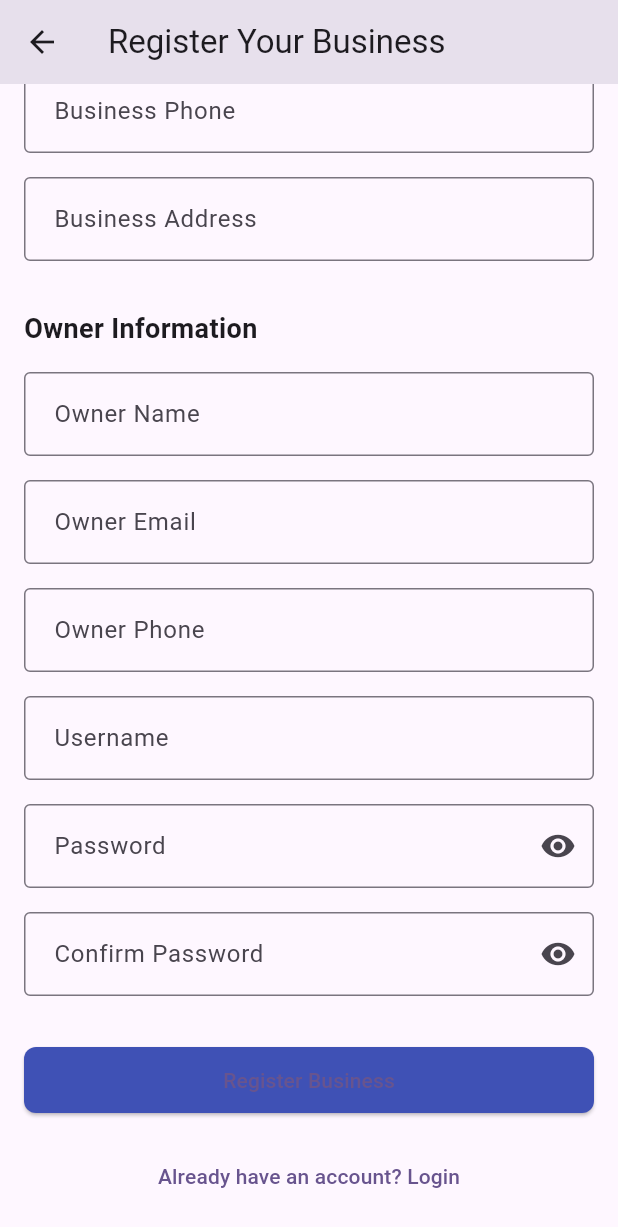
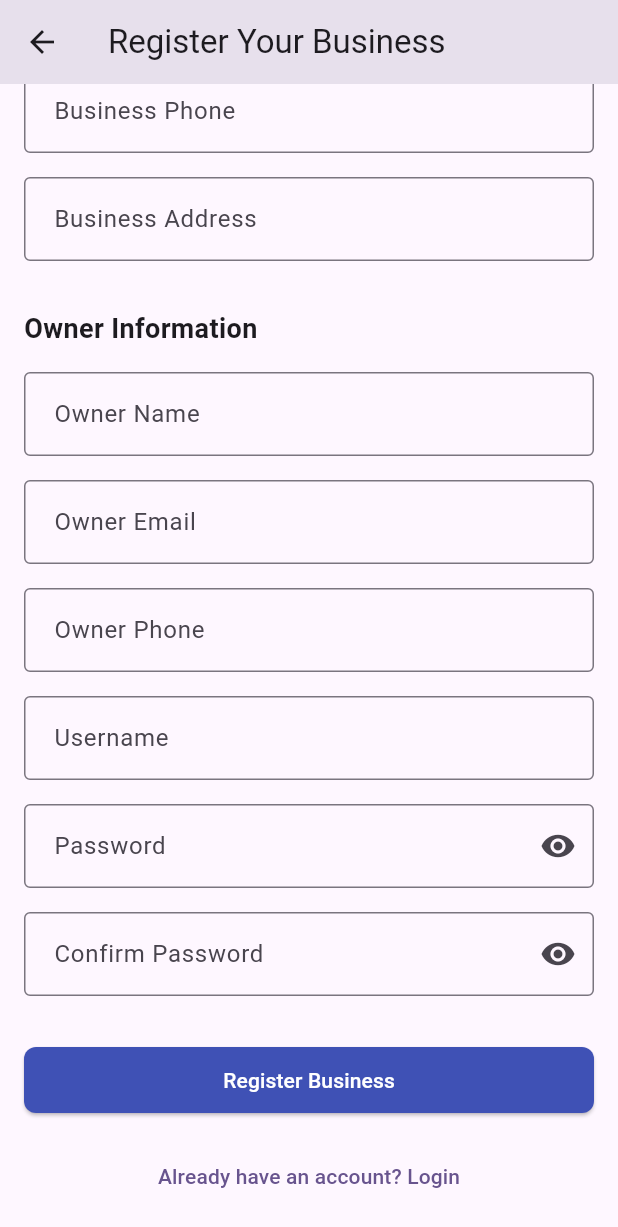
Before and after one commit to ezraarega1996/inventory_frontend, a Flutter app: the BusinessRegistrationScreen screen opened directly, scrolled down 212 dp, on a phone screen of 412 x 824 dp. Shown: the top 1227 px of the screen. Run offline on Flutter 3.47's test engine with Material 3 defaults, Android fonts, the phone set to English and light mode, and no system bars; our stand-ins replace dio, fl_chart, flutter_dotenv, image_picker, shared_preferences; accounts and stored records are empty; network calls fail.

```diff
--- a/lib/screens/owner/sales_screen.dart
+++ b/lib/screens/owner/sales_screen.dart
@@ -124,11 +124,9 @@ class _SalesScreenState extends State<SalesScreen> {
                             child: Column(
                               crossAxisAlignment: CrossAxisAlignment.start,
                               children: [
+                                 Text('${sale.item?.name}(${sale.salesman?.name ?? 'Unknown Salesman'})'),
                               Row(
                                 children: [
-                                Expanded(
-                                  child: Text('Salesman: ${sale.salesman?.name ?? 'Unknown Salesman'}'),
-                                ),
                                 Expanded(
                                   child: Text('Quantity: ${sale.quantity * sale.fraction!.ratio / selectedFraction!.ratio} ${selectedFraction.name}'),
                                 ),
--- a/lib/screens/splash_screen.dart
+++ b/lib/screens/splash_screen.dart
@@ -59,7 +59,7 @@ class _SplashScreenState extends State<SplashScreen> {
           mainAxisAlignment: MainAxisAlignment.center,
           children: [
             Image.asset(
-              'images/logo.png',
+              'assets/images/logo.png',
               width: 150,
               height: 150,
             ),
--- a/lib/utils/api.dart
+++ b/lib/utils/api.dart
@@ -4,7 +4,7 @@ import 'package:http/http.dart' as http;
 import 'package:inventory_frontend/utils/storage.dart';
 
 class Api {
-  static String baseUrl = 'http://localhost:5000/api';
+  static String baseUrl = 'http://192.168.7.148:5000/api';
 
   static Future<Map<String, String>> _getHeaders() async {
     final token = await Storage.getToken();
--- a/lib/widgets/custom_button.dart
+++ b/lib/widgets/custom_button.dart
@@ -7,6 +7,7 @@ class CustomButton extends StatelessWidget {
   final bool isLoading;
   final IconData? icon;
   final Color? color;
+  final Color? textColor;
   final bool isOutlined;
 
   const CustomButton({
@@ -16,6 +17,7 @@ class CustomButton extends StatelessWidget {
     this.isLoading = false,
     this.icon,
     this.color,
+    this.textColor,
     this.isOutlined = false,
   }) : super(key: key);
 
@@ -40,11 +42,12 @@ class CustomButton extends StatelessWidget {
     return ElevatedButton(
       onPressed: isLoading ? null : onPressed,
       style: ElevatedButton.styleFrom(
-        backgroundColor: buttonColor,
-        padding: const EdgeInsets.symmetric(horizontal: 16, vertical: 12),
-        shape: RoundedRectangleBorder(
-          borderRadius: BorderRadius.circular(8),
-        ),
+      backgroundColor: buttonColor,
+      foregroundColor: textColor ?? Colors.white,
+      padding: const EdgeInsets.symmetric(horizontal: 16, vertical: 12),
+      shape: RoundedRectangleBorder(
+        borderRadius: BorderRadius.circular(8),
+      ),
       ),
       child: _buildButtonContent(),
     );
```
Also changed, not shown: lib/screens/auth/login_screen.dart (+15 -6 lines).
